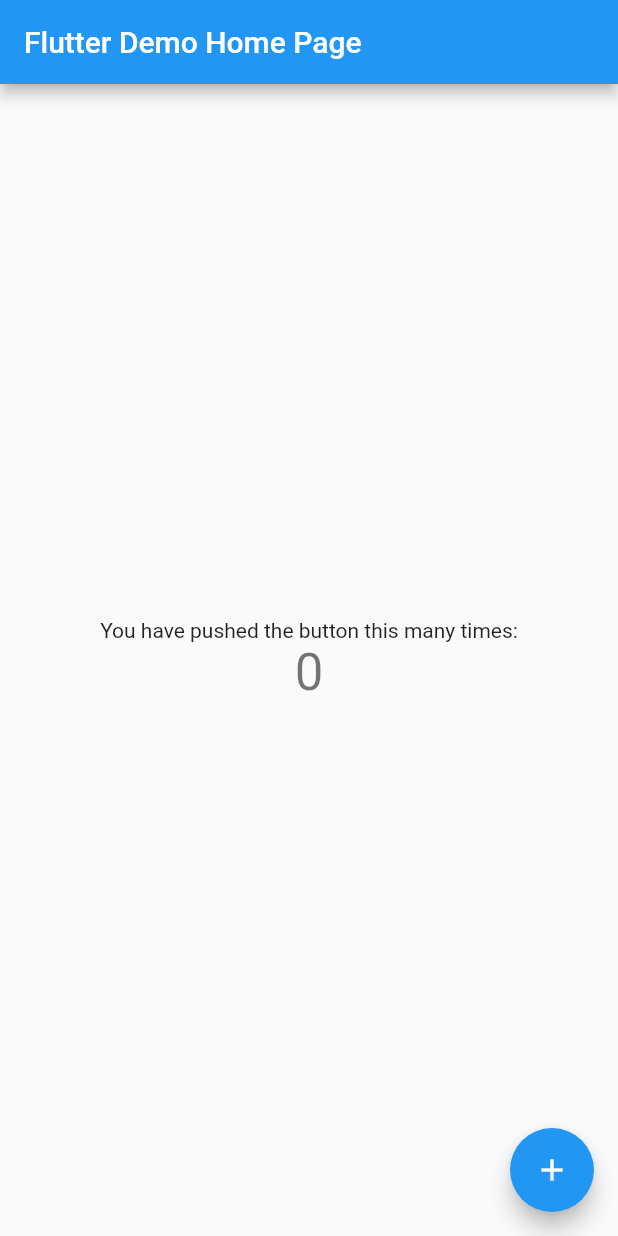
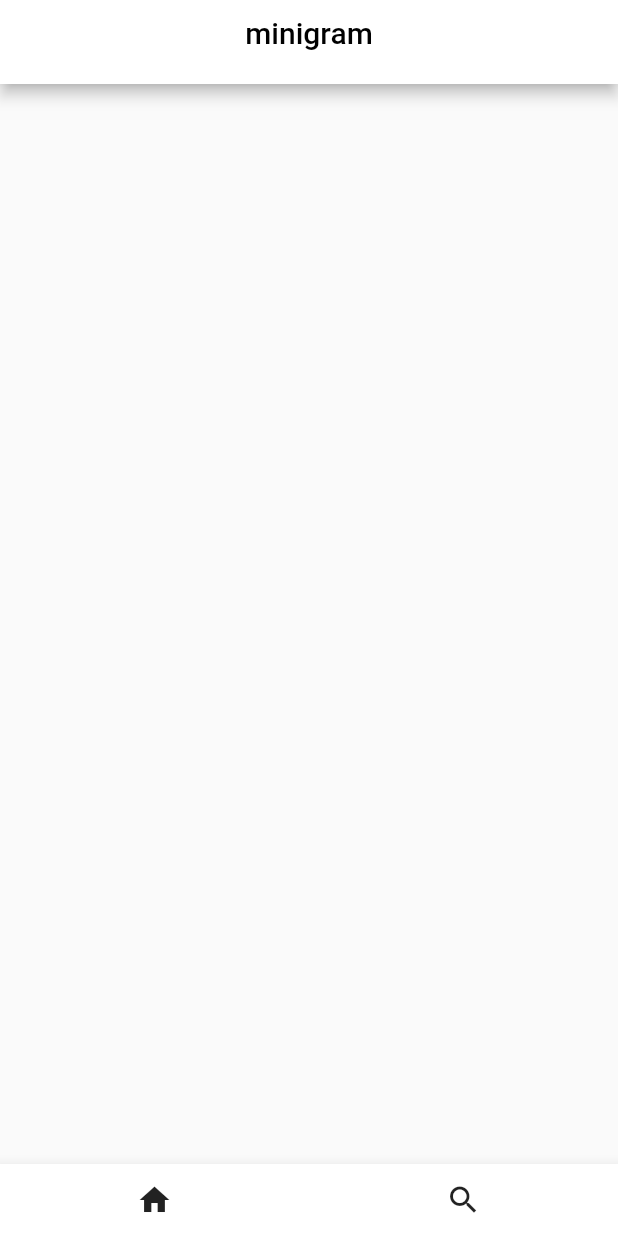
Before and after one commit to BlinfoldKing/minigram, a Flutter app: the screen it shows after launch, on a phone screen of 412 x 824 dp. Run offline on Flutter 3.47's test engine with Material 2 defaults, Android fonts, the phone set to English and light mode, and no system bars.

Commit message:
add homescreen

```diff
--- /dev/null
+++ b/lib/containers/home.dart
@@ -0,0 +1,41 @@
+import 'package:flutter/material.dart';
+
+class Home extends StatelessWidget {
+
+  final AppBar topBar = new AppBar(
+    backgroundColor: new Color(0xffffffff),
+    centerTitle: true,
+    title: SizedBox(
+      height: 35.0,
+      child: Text('minigram'),
+    ),
+  );
+
+  final BottomAppBar navBar = new BottomAppBar(
+    child: new Row(
+      mainAxisAlignment: MainAxisAlignment.spaceAround,
+      children: <Widget>[
+        new IconButton(
+          icon: Icon(
+            Icons.home
+          ),
+          onPressed: () {},
+        ),
+        new IconButton(
+          icon: Icon(
+            Icons.search
+          ),
+          onPressed: () {},
+        )
+      ],
+    )
+  );
+
+  @override
+  Widget build(BuildContext context) {
+    return new Scaffold(
+      appBar: topBar,
+      bottomNavigationBar: navBar
+    );
+  }
+}
--- a/lib/main.dart
+++ b/lib/main.dart
@@ -1,4 +1,5 @@
 import 'package:flutter/material.dart';
+import 'package:minigram/containers/home.dart';
 
 void main() => runApp(MyApp());
 
@@ -7,105 +8,17 @@ class MyApp extends StatelessWidget {
   @override
   Widget build(BuildContext context) {
     return MaterialApp(
-      title: 'Flutter Demo',
+      title: 'minigram',
       theme: ThemeData(
-        // This is the theme of your application.
-        //
-        // Try running your application with "flutter run". You'll see the
-        // application has a blue toolbar. Then, without quitting the app, try
-        // changing the primarySwatch below to Colors.green and then invoke
-        // "hot reload" (press "r" in the console where you ran "flutter run",
-        // or simply save your changes to "hot reload" in a Flutter IDE).
-        // Notice that the counter didn't reset back to zero; the application
-        // is not restarted.
         primarySwatch: Colors.blue,
+        primaryColor: Colors.white,
+        primaryIconTheme: IconThemeData(color: Colors.black),
+        primaryTextTheme: TextTheme(
+          title: TextStyle(color: Colors.black)),
+        textTheme: TextTheme(
+          title: TextStyle(color: Colors.black))
       ),
-      home: MyHomePage(title: 'Flutter Demo Home Page'),
+      home: new Home(),
     );
   }
 }
-
-class MyHomePage extends StatefulWidget {
-  MyHomePage({Key key, this.title}) : super(key: key);
-
-  // This widget is the home page of your application. It is stateful, meaning
-  // that it has a State object (defined below) that contains fields that affect
-  // how it looks.
-
-  // This class is the configuration for the state. It holds the values (in this
-  // case the title) provided by the parent (in this case the App widget) and
-  // used by the build method of the State. Fields in a Widget subclass are
-  // always marked "final".
-
-  final String title;
-
-  @override
-  _MyHomePageState createState() => _MyHomePageState();
-}
-
-class _MyHomePageState extends State<MyHomePage> {
-  int _counter = 0;
-
-  void _incrementCounter() {
-    setState(() {
-      // This call to setState tells the Flutter framework that something has
-      // changed in this State, which causes it to rerun the build method below
-      // so that the display can reflect the updated values. If we changed
-      // _counter without calling setState(), then the build method would not be
-      // called again, and so nothing would appear to happen.
-      _counter++;
-    });
-  }
-
-  @override
-  Widget build(BuildContext context) {
-    // This method is rerun every time setState is called, for instance as done
-    // by the _incrementCounter method above.
-    //
-    // The Flutter framework has been optimized to make rerunning build methods
-    // fast, so that you can just rebuild anything that needs updating rather
-    // than having to individually change instances of widgets.
-    return Scaffold(
-      appBar: AppBar(
-        // Here we take the value from the MyHomePage object that was created by
-        // the App.build method, and use it to set our appbar title.
-        title: Text(widget.title),
-      ),
-      body: Center(
-        // Center is a layout widget. It takes a single child and positions it
-        // in the middle of the parent.
-        child: Column(
-          // Column is also layout widget. It takes a list of children and
-          // arranges them vertically. By default, it sizes itself to fit its
-          // children horizontally, and tries to be as tall as its parent.
-          //
-          // Invoke "debug painting" (press "p" in the console, choose the
-          // "Toggle Debug Paint" action from the Flutter Inspector in Android
-          // Studio, or the "Toggle Debug Paint" command in Visual Studio Code)
-          // to see the wireframe for each widget.
-          //
-          // Column has various properties to control how it sizes itself and
-          // how it positions its children. Here we use mainAxisAlignment to
-          // center the children vertically; the main axis here is the vertical
-          // axis because Columns are vertical (the cross axis would be
-          // horizontal).
-          mainAxisAlignment: MainAxisAlignment.center,
-          children: <Widget>[
-            Text(
-              'You have pushed the button this many times:',
-            ),
-            Text(
-              '$_counter',
-              style: Theme.of(context).textTheme.display1,
-            ),
-          ],
-        ),
-      ),
-      floatingActionButton: FloatingActionButton(
-        onPressed: _incrementCounter,
-        tooltip: 'Increment',
-        child: Icon(Icons.add),
-      ), // This trailing comma makes auto-formatting nicer for build methods.
-    );
-  }
-}
--- a/pubspec.yaml
+++ b/pubspec.yaml
@@ -19,6 +19,7 @@ dependencies:
   # The following adds the Cupertino Icons font to your application.
   # Use with the CupertinoIcons class for iOS style icons.
   cupertino_icons: ^0.1.2
+  font_awesome_flutter:
 
 dev_dependencies:
   flutter_test:
```
